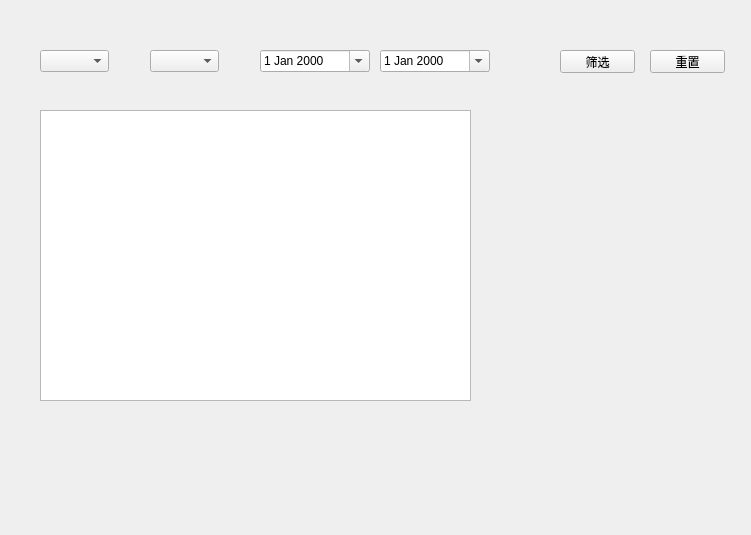
Above: gui/MainWindow_UI.ui from lovelyjuice/AccountBook before the change. Below: the same form after it.
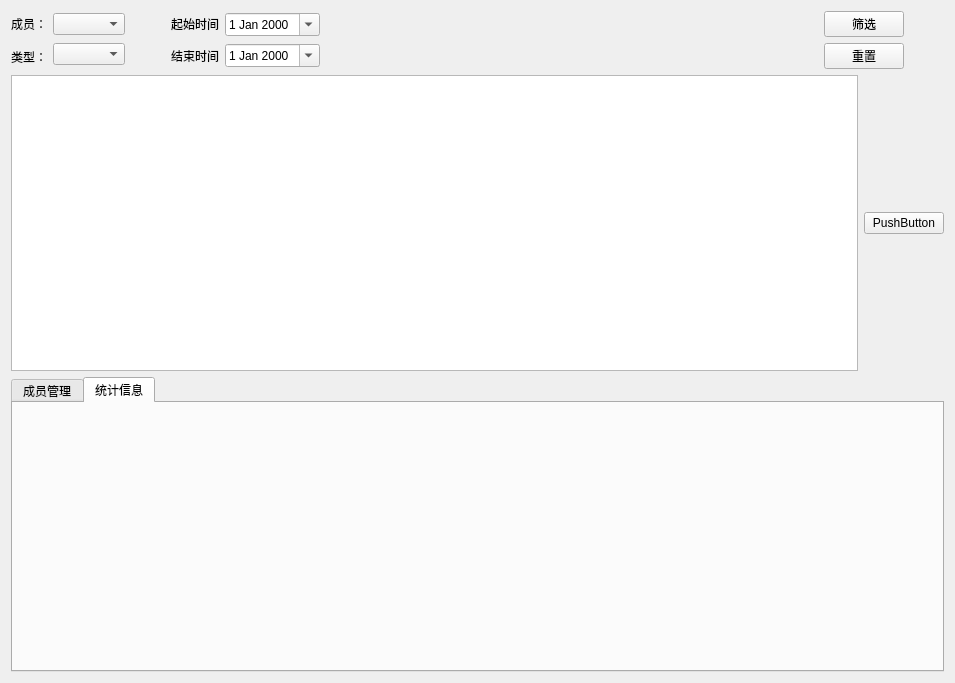
That is the form after the change.

Diff of the .ui file:
```diff
--- a/gui/MainWindow_UI.ui
+++ b/gui/MainWindow_UI.ui
@@ -6,21 +6,76 @@
    <rect>
     <x>0</x>
     <y>0</y>
-    <width>751</width>
-    <height>535</height>
+    <width>955</width>
+    <height>683</height>
    </rect>
   </property>
   <property name="windowTitle">
    <string>Form</string>
   </property>
+  <layout class="QVBoxLayout" name="verticalLayout_6">
+   <item>
+    <layout class="QHBoxLayout" name="horizontalLayout_2" stretch="0,0,0,0,0,0,0,0">
+     <item>
+      <layout class="QVBoxLayout" name="verticalLayout">
+       <property name="spacing">
+        <number>9</number>
+       </property>
+       <property name="sizeConstraint">
+        <enum>QLayout::SetFixedSize</enum>
+       </property>
+       <property name="topMargin">
+        <number>0</number>
+       </property>
+       <item>
+        <widget class="QLabel" name="label">
+         <property name="sizePolicy">
+          <sizepolicy hsizetype="Fixed" vsizetype="Preferred">
+           <horstretch>0</horstretch>
+           <verstretch>0</verstretch>
+          </sizepolicy>
+         </property>
+         <property name="text">
+          <string>成员：</string>
+         </property>
+         <property name="alignment">
+          <set>Qt::AlignLeading|Qt::AlignLeft|Qt::AlignVCenter</set>
+         </property>
+         <property name="buddy">
+          <cstring>comboBox</cstring>
+         </property>
+        </widget>
+       </item>
+       <item>
+        <widget class="QLabel" name="label_2">
+         <property name="sizePolicy">
+          <sizepolicy hsizetype="Maximum" vsizetype="Preferred">
+           <horstretch>0</horstretch>
+           <verstretch>0</verstretch>
+          </sizepolicy>
+         </property>
+         <property name="text">
+          <string>类型：</string>
+         </property>
+         <property name="alignment">
+          <set>Qt::AlignLeading|Qt::AlignLeft|Qt::AlignVCenter</set>
+         </property>
+         <property name="buddy">
+          <cstring>comboBox_2</cstring>
+         </property>
+        </widget>
+       </item>
+      </layout>
+     </item>
+     <item>
+      <layout class="QVBoxLayout" name="verticalLayout_2">
+       <item>
   <widget class="QComboBox" name="comboBox">
-   <property name="geometry">
-    <rect>
-     <x>40</x>
-     <y>50</y>
-     <width>69</width>
-     <height>22</height>
-    </rect>
+         <property name="sizePolicy">
+          <sizepolicy hsizetype="Preferred" vsizetype="Fixed">
+           <horstretch>0</horstretch>
+           <verstretch>0</verstretch>
+          </sizepolicy>
    </property>
    <property name="editable">
     <bool>false</bool>
@@ -29,81 +84,171 @@
     <string/>
    </property>
   </widget>
+       </item>
+       <item>
   <widget class="QComboBox" name="comboBox_2">
-   <property name="geometry">
-    <rect>
-     <x>150</x>
-     <y>50</y>
-     <width>69</width>
-     <height>22</height>
-    </rect>
-   </property>
-  </widget>
-  <widget class="QDateEdit" name="dateEdit">
-   <property name="geometry">
-    <rect>
-     <x>380</x>
-     <y>50</y>
-     <width>110</width>
-     <height>22</height>
-    </rect>
-   </property>
-   <property name="calendarPopup">
-    <bool>true</bool>
-   </property>
-  </widget>
+         <property name="sizePolicy">
+          <sizepolicy hsizetype="Minimum" vsizetype="Fixed">
+           <horstretch>0</horstretch>
+           <verstretch>0</verstretch>
+          </sizepolicy>
+         </property>
+        </widget>
+       </item>
+      </layout>
+     </item>
+     <item>
+      <spacer name="horizontalSpacer">
+       <property name="orientation">
+        <enum>Qt::Horizontal</enum>
+       </property>
+       <property name="sizeType">
+        <enum>QSizePolicy::Fixed</enum>
+       </property>
+       <property name="sizeHint" stdset="0">
+        <size>
+         <width>40</width>
+         <height>20</height>
+        </size>
+       </property>
+      </spacer>
+     </item>
+     <item>
+      <layout class="QVBoxLayout" name="verticalLayout_3">
+       <property name="sizeConstraint">
+        <enum>QLayout::SetFixedSize</enum>
+       </property>
+       <item>
+        <widget class="QLabel" name="label_3">
+         <property name="text">
+          <string>起始时间</string>
+         </property>
+         <property name="buddy">
+          <cstring>dateEdit_2</cstring>
+         </property>
+        </widget>
+       </item>
+       <item>
+        <widget class="QLabel" name="label_4">
+         <property name="text">
+          <string>结束时间</string>
+         </property>
+         <property name="buddy">
+          <cstring>dateEdit</cstring>
+         </property>
+        </widget>
+       </item>
+      </layout>
+     </item>
+     <item>
+      <layout class="QVBoxLayout" name="verticalLayout_4">
+       <item>
   <widget class="QDateEdit" name="dateEdit_2">
-   <property name="geometry">
-    <rect>
-     <x>260</x>
-     <y>50</y>
-     <width>110</width>
-     <height>22</height>
-    </rect>
-   </property>
+         <property name="calendarPopup">
+          <bool>true</bool>
+         </property>
+        </widget>
+       </item>
+       <item>
+        <widget class="QDateEdit" name="dateEdit">
    <property name="calendarPopup">
     <bool>true</bool>
    </property>
   </widget>
+       </item>
+      </layout>
+     </item>
+     <item>
+      <spacer name="horizontalSpacer_2">
+       <property name="orientation">
+        <enum>Qt::Horizontal</enum>
+       </property>
+       <property name="sizeHint" stdset="0">
+        <size>
+         <width>40</width>
+         <height>20</height>
+        </size>
+       </property>
+      </spacer>
+     </item>
+     <item>
+      <layout class="QVBoxLayout" name="verticalLayout_5">
+       <item>
   <widget class="QPushButton" name="pushButton">
-   <property name="geometry">
-    <rect>
-     <x>560</x>
-     <y>50</y>
-     <width>75</width>
-     <height>23</height>
-    </rect>
-   </property>
    <property name="text">
     <string>筛选</string>
    </property>
   </widget>
+       </item>
+       <item>
   <widget class="QPushButton" name="pushButton_2">
-   <property name="geometry">
-    <rect>
-     <x>650</x>
-     <y>50</y>
-     <width>75</width>
-     <height>23</height>
-    </rect>
-   </property>
    <property name="text">
     <string>重置</string>
    </property>
   </widget>
+       </item>
+      </layout>
+     </item>
+     <item>
+      <spacer name="horizontalSpacer_3">
+       <property name="orientation">
+        <enum>Qt::Horizontal</enum>
+       </property>
+       <property name="sizeType">
+        <enum>QSizePolicy::Fixed</enum>
+       </property>
+       <property name="sizeHint" stdset="0">
+        <size>
+         <width>40</width>
+         <height>20</height>
+        </size>
+       </property>
+      </spacer>
+     </item>
+    </layout>
+   </item>
+   <item>
+    <layout class="QHBoxLayout" name="horizontalLayout">
+     <item>
   <widget class="QTableView" name="tableView">
-   <property name="geometry">
-    <rect>
-     <x>40</x>
-     <y>110</y>
-     <width>431</width>
-     <height>291</height>
-    </rect>
-   </property>
    <property name="sortingEnabled">
     <bool>true</bool>
    </property>
   </widget>
+     </item>
+     <item>
+      <widget class="QPushButton" name="pushButton_3">
+       <property name="autoFillBackground">
+        <bool>false</bool>
+       </property>
+       <property name="text">
+        <string>PushButton</string>
+       </property>
+       <property name="checkable">
+        <bool>false</bool>
+       </property>
+      </widget>
+     </item>
+    </layout>
+   </item>
+   <item>
+    <widget class="QTabWidget" name="tabWidget">
+     <property name="currentIndex">
+      <number>1</number>
+     </property>
+     <widget class="QWidget" name="membersTab">
+      <attribute name="title">
+       <string>成员管理</string>
+      </attribute>
+     </widget>
+     <widget class="QWidget" name="tab_2">
+      <attribute name="title">
+       <string>统计信息</string>
+      </attribute>
+     </widget>
+    </widget>
+   </item>
+  </layout>
  </widget>
  <resources/>
  <connections/>
```
Lines whose indentation alone changed are shown as unchanged.
